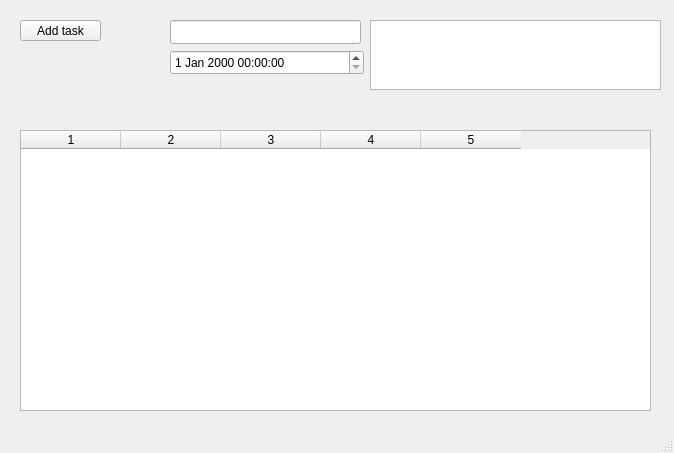
First picture: the form in src/FRONTEND/to-do-app/mainwindow.ui, repository R0ckguy/Cpp-2025-grupinis, before the edit.
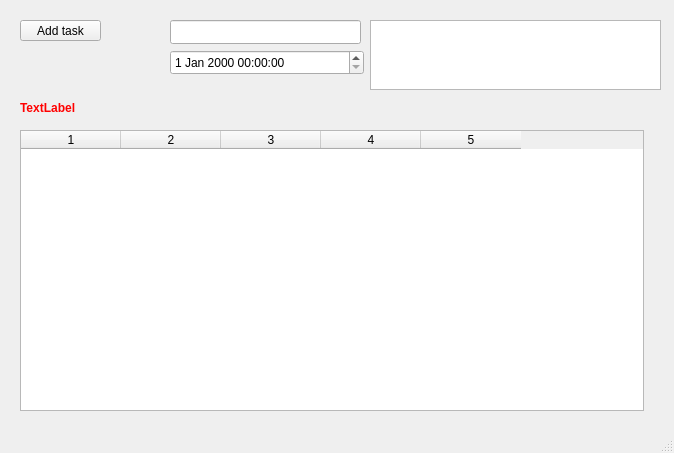
Second picture: the form after the edit.

Commit message: changes to main window

What changed in the file:
```diff
--- a/src/FRONTEND/to-do-app/mainwindow.ui
+++ b/src/FRONTEND/to-do-app/mainwindow.ui
@@ -58,14 +58,31 @@
     </property>
    </widget>
    <widget class="QTableWidget" name="tableWidget">
+    <property name="enabled">
+     <bool>true</bool>
+    </property>
     <property name="geometry">
      <rect>
       <x>20</x>
       <y>130</y>
-      <width>631</width>
+      <width>624</width>
       <height>281</height>
      </rect>
     </property>
+    <property name="font">
+     <font>
+      <family>Segoe UI</family>
+     </font>
+    </property>
+    <property name="alternatingRowColors">
+     <bool>false</bool>
+    </property>
+    <property name="showGrid">
+     <bool>true</bool>
+    </property>
+    <property name="sortingEnabled">
+     <bool>true</bool>
+    </property>
     <property name="columnCount">
      <number>5</number>
     </property>
@@ -75,6 +92,56 @@
     <column/>
     <column/>
    </widget>
+   <widget class="QLabel" name="errorLabel">
+    <property name="geometry">
+     <rect>
+      <x>20</x>
+      <y>100</y>
+      <width>351</width>
+      <height>16</height>
+     </rect>
+    </property>
+    <property name="palette">
+     <palette>
+      <active>
+       <colorrole role="WindowText">
+        <brush brushstyle="SolidPattern">
+         <color alpha="255">
+          <red>255</red>
+          <green>0</green>
+          <blue>0</blue>
+         </color>
+        </brush>
+       </colorrole>
+      </active>
+      <inactive>
+       <colorrole role="WindowText">
+        <brush brushstyle="SolidPattern">
+         <color alpha="255">
+          <red>255</red>
+          <green>0</green>
+          <blue>0</blue>
+         </color>
+        </brush>
+       </colorrole>
+      </inactive>
+      <disabled/>
+     </palette>
+    </property>
+    <property name="font">
+     <font>
+      <italic>false</italic>
+      <bold>true</bold>
+      <strikeout>false</strikeout>
+     </font>
+    </property>
+    <property name="autoFillBackground">
+     <bool>false</bool>
+    </property>
+    <property name="text">
+     <string>TextLabel</string>
+    </property>
+   </widget>
   </widget>
   <widget class="QMenuBar" name="menubar">
    <property name="geometry">
```
The commit also changes 2 other files.
